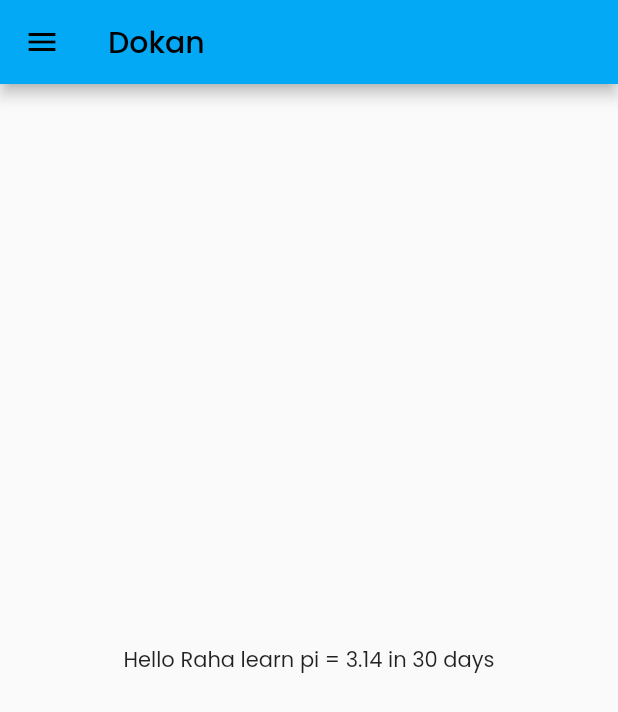
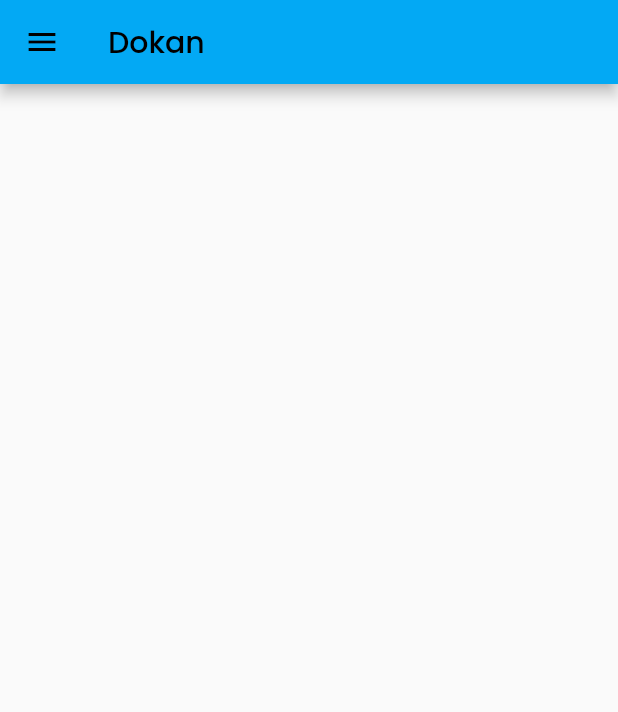
Before and after one commit to KrishnakantRawat/30DaysOfFlutter, a Flutter app: the Homepage screen opened by its route, on a phone screen of 412 x 824 dp. Shown: the top 712 px of the screen. Run offline on Flutter 3.47's test engine with Material 2 defaults, Android fonts, the light colour scheme and no system bars; our stand-ins replace google_fonts.

Commit message:
day 8 completed

```diff
--- a/lib/pages/homepage.dart
+++ b/lib/pages/homepage.dart
@@ -19,7 +19,7 @@ class Homepage extends StatelessWidget {
       ),
       body: Center(
         child: Container(
-          child: Text("Hello $name learn pi = $pi in $days days"),
+          // child: Text("Hello $name learn pi = $pi in $days days"),
         ),
       ),
       drawer: Drawer(),
--- a/lib/pages/loginpage.dart
+++ b/lib/pages/loginpage.dart
@@ -68,9 +68,9 @@ class _LoginPageState extends State<LoginPage> {
                         ),
                         validator: (String? value) {
                           if (value!.isEmpty) {
-                            return "Username cann't be empty";
-                          } else if (value.length < 6) {
-                            return "Username should have 6 characters";
+                            return "Username can't be empty.";
+                          } else if (value.length < 3) {
+                            return "Username should have 3 characters";
                           }
 
                           return null;
```
